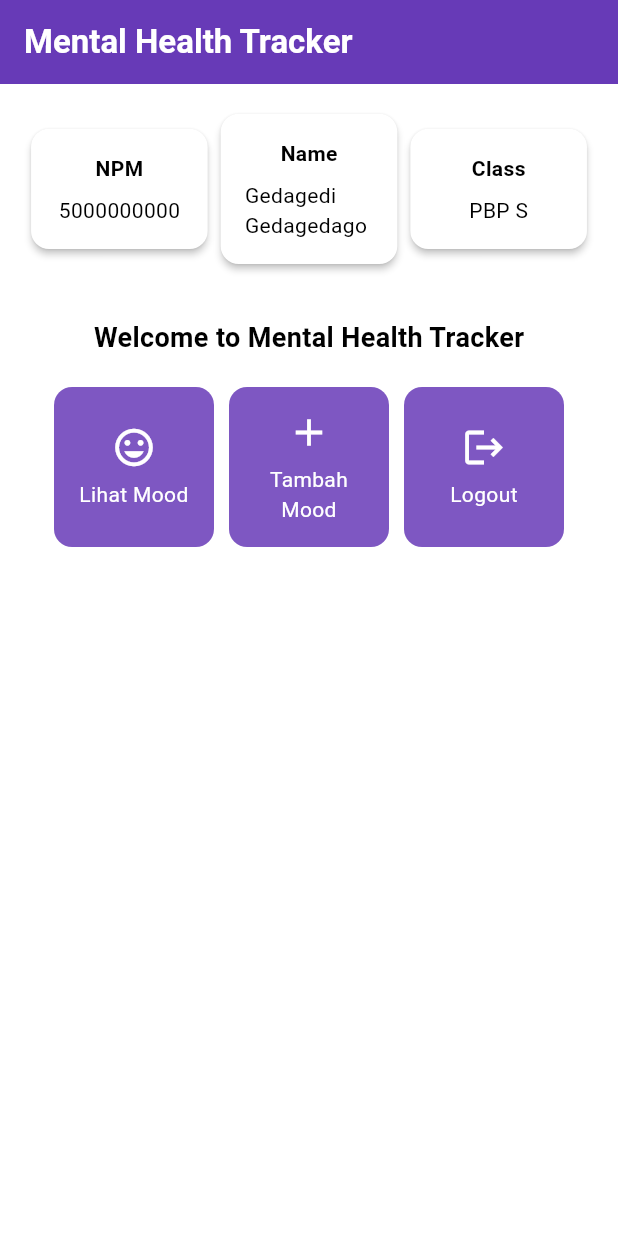
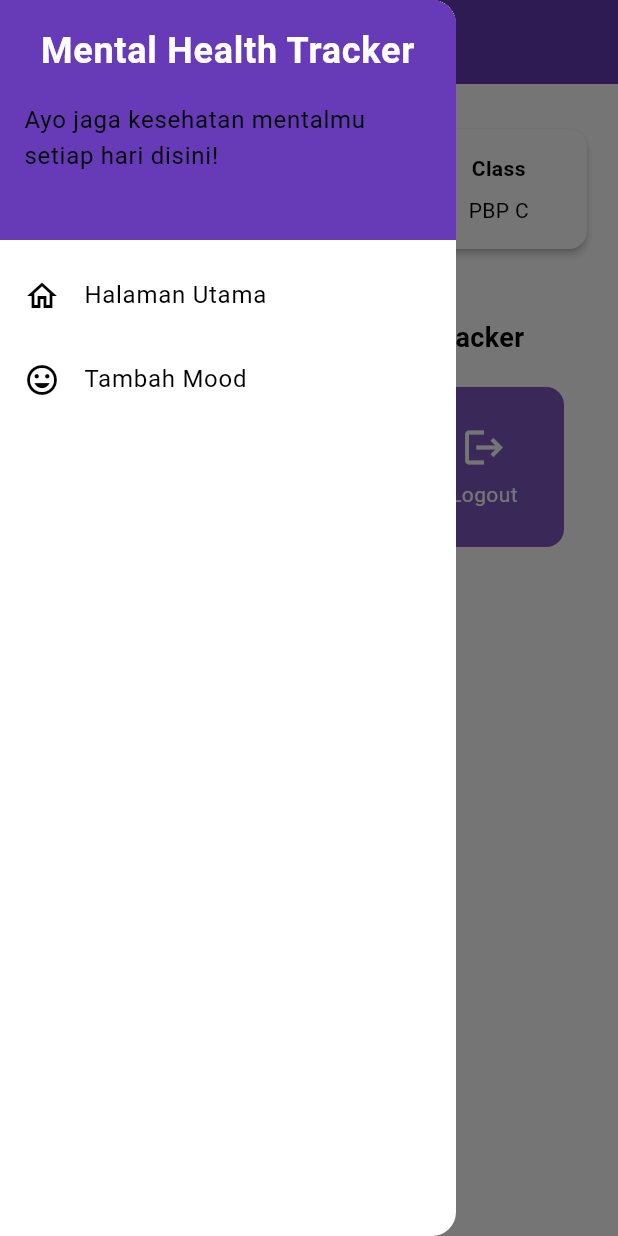
Before and after one commit to Fumuri/mental-health-tracker-mobile, a Flutter app: the screen it shows after launch, with the side drawer open (before the commit the screen has no drawer), on a phone screen of 412 x 824 dp. Run offline on Flutter 3.47's test engine with Material 3 defaults, Android fonts, the phone set to English and light mode, and no system bars.

Commit message:
Tutorial 7 done

```diff
--- a/lib/main.dart
+++ b/lib/main.dart
@@ -1,5 +1,5 @@
 import 'package:flutter/material.dart';
-import 'package:mental_health_tracker/menu.dart';
+import 'package:mental_health_tracker/screens/menu.dart';
 
 void main() {
   runApp(const MyApp());
--- a/lib/menu.dart
+++ b/lib/screens/menu.dart
@@ -1,10 +1,12 @@
 import 'package:flutter/material.dart';
+import 'package:mental_health_tracker/widgets/left_drawer.dart';
+import 'package:mental_health_tracker/widgets/mood_card.dart';
 
 class MyHomePage extends StatelessWidget {
   MyHomePage({super.key});
-  final String npm = '5000000000'; // NPM
-  final String name = 'Gedagedi Gedagedago'; // Nama
-  final String className = 'PBP S'; // Kelas
+  final String npm = '2306226731'; // NPM
+  final String name = 'Muhammad Fakhri'; // Nama
+  final String className = 'PBP C'; // Kelas
 
   @override
   Widget build(BuildContext context) {
@@ -20,9 +22,13 @@ class MyHomePage extends StatelessWidget {
             fontWeight: FontWeight.bold,
           ),
         ),
+        // Mengganti warna icon drawer menjadi putih
+        iconTheme: const IconThemeData(color: Colors.white),
         // Warna latar belakang AppBar diambil dari skema warna tema aplikasi.
         backgroundColor: Theme.of(context).colorScheme.primary,
       ),
+      // Masukkan drawer sebagai parameter nilai drawer dari widget Scaffold
+      drawer: const LeftDrawer(),
       // Body halaman dengan padding di sekelilingnya.
       body: Padding(
         padding: const EdgeInsets.all(16.0),
@@ -125,62 +131,3 @@ class InfoCard extends StatelessWidget {
     );
   }
 }
-
-class ItemCard extends StatelessWidget {
-  // Menampilkan kartu dengan ikon dan nama.
-
-  final ItemHomepage item;
-
-  const ItemCard(this.item, {super.key});
-
-  @override
-  Widget build(BuildContext context) {
-    return Material(
-      // Menentukan warna latar belakang dari tema aplikasi.
-      color: Theme.of(context).colorScheme.secondary,
-      // Membuat sudut kartu melengkung.
-      borderRadius: BorderRadius.circular(12),
-
-      child: InkWell(
-        // Aksi ketika kartu ditekan.
-        onTap: () {
-          // Menampilkan pesan SnackBar saat kartu ditekan.
-          ScaffoldMessenger.of(context)
-            ..hideCurrentSnackBar()
-            ..showSnackBar(SnackBar(
-                content: Text("Kamu telah menekan tombol ${item.name}!")));
-        },
-        // Container untuk menyimpan Icon dan Text
-        child: Container(
-          padding: const EdgeInsets.all(8),
-          child: Center(
-            child: Column(
-              // Menyusun ikon dan teks di tengah kartu.
-              mainAxisAlignment: MainAxisAlignment.center,
-              children: [
-                Icon(
-                  item.icon,
-                  color: Colors.white,
-                  size: 30.0,
-                ),
-                const Padding(padding: EdgeInsets.all(3)),
-                Text(
-                  item.name,
-                  textAlign: TextAlign.center,
-                  style: const TextStyle(color: Colors.white),
-                ),
-              ],
-            ),
-          ),
-        ),
-      ),
-    );
-  }
-}
-
-class ItemHomepage {
-  final String name;
-  final IconData icon;
-
-  ItemHomepage(this.name, this.icon);
-}
--- /dev/null
+++ b/lib/widgets/left_drawer.dart
@@ -0,0 +1,63 @@
+import 'package:flutter/material.dart';
+import 'package:mental_health_tracker/screens/menu.dart';
+import 'package:mental_health_tracker/screens/moodentry_form.dart';
+
+class LeftDrawer extends StatelessWidget {
+  const LeftDrawer({super.key});
+
+  @override
+  Widget build(BuildContext context) {
+    return Drawer(
+      child: ListView(
+        children: [
+          DrawerHeader(
+            decoration: BoxDecoration(
+              color: Theme.of(context).colorScheme.primary,
+            ),
+            child: const Column(
+              children: [
+                Text(
+                  'Mental Health Tracker',
+                  textAlign: TextAlign.center,
+                  style: TextStyle(
+                    fontSize: 24,
+                    fontWeight: FontWeight.bold,
+                    color: Colors.white,
+                  ),
+                ),
+                Padding(padding: EdgeInsets.all(8)),
+                Text(
+                  "Ayo jaga kesehatan mentalmu setiap hari disini!",
+                  // TODO: Tambahkan gaya teks dengan center alignment, font ukuran 15, warna putih, dan weight biasa
+                ),
+              ],
+            ),
+          ),
+          ListTile(
+            leading: const Icon(Icons.home_outlined),
+            title: const Text('Halaman Utama'),
+            // Bagian redirection ke MyHomePage
+            onTap: () {
+              Navigator.pushReplacement(
+                  context,
+                  MaterialPageRoute(
+                    builder: (context) => MyHomePage(),
+                  ));
+            },
+          ),
+          ListTile(
+            leading: const Icon(Icons.mood),
+            title: const Text('Tambah Mood'),
+            // Bagian redirection ke MoodEntryFormPage
+            onTap: () {
+              /*
+              TODO: Buatlah routing ke MoodEntryFormPage di sini,
+              setelah halaman MoodEntryFormPage sudah dibuat.
+              */
+            },
+          ),
+        ],
+      ),
+    );
+  }
+}
--- /dev/null
+++ b/lib/widgets/mood_card.dart
@@ -0,0 +1,65 @@
+import 'package:flutter/material.dart';
+import 'package:mental_health_tracker/screens/moodentry_form.dart';
+
+class ItemHomepage {
+  final String name;
+  final IconData icon;
+
+  ItemHomepage(this.name, this.icon);
+}
+
+class ItemCard extends StatelessWidget {
+  // Menampilkan kartu dengan ikon dan nama.
+
+  final ItemHomepage item;
+
+  const ItemCard(this.item, {super.key});
+
+  @override
+  Widget build(BuildContext context) {
+    return Material(
+      // Menentukan warna latar belakang dari tema aplikasi.
+      color: Theme.of(context).colorScheme.secondary,
+      // Membuat sudut kartu melengkung.
+      borderRadius: BorderRadius.circular(12),
+
+      child: InkWell(
+        // Aksi ketika kartu ditekan.
+        onTap: () {
+          // Menampilkan pesan SnackBar saat kartu ditekan.
+          ScaffoldMessenger.of(context)
+            ..hideCurrentSnackBar()
+            ..showSnackBar(SnackBar(
+                content: Text("Kamu telah menekan tombol ${item.name}!")));
+          // Navigate ke route yang sesuai (tergantung jenis tombol)
+          if (item.name == "Tambah Mood") {
+            // TODO: Gunakan Navigator.push untuk melakukan navigasi ke MaterialPageRoute yang mencakup MoodEntryFormPage.
+          }
+        },
+        // Container untuk menyimpan Icon dan Text
+        child: Container(
+          padding: const EdgeInsets.all(8),
+          child: Center(
+            child: Column(
+              // Menyusun ikon dan teks di tengah kartu.
+              mainAxisAlignment: MainAxisAlignment.center,
+              children: [
+                Icon(
+                  item.icon,
+                  color: Colors.white,
+                  size: 30.0,
+                ),
+                const Padding(padding: EdgeInsets.all(3)),
+                Text(
+                  item.name,
+                  textAlign: TextAlign.center,
+                  style: const TextStyle(color: Colors.white),
+                ),
+              ],
+            ),
+          ),
+        ),
+      ),
+    );
+  }
+}
```
Also changed, not shown: lib/screens/moodentry_form.dart (added, +158 -0 lines).
